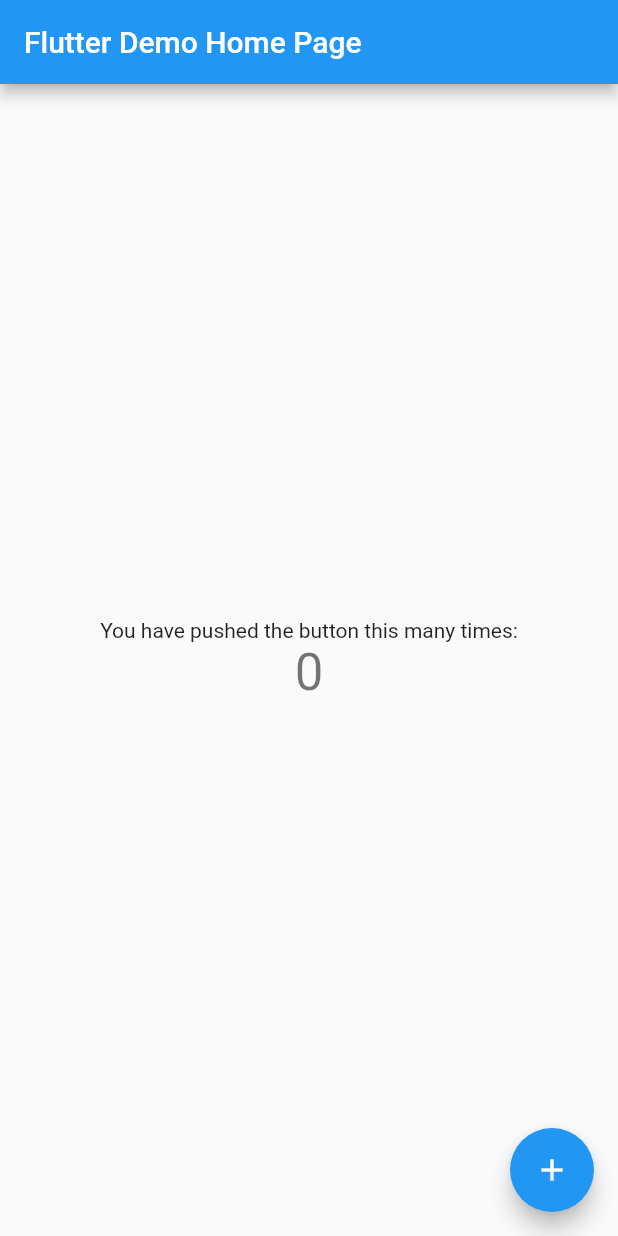
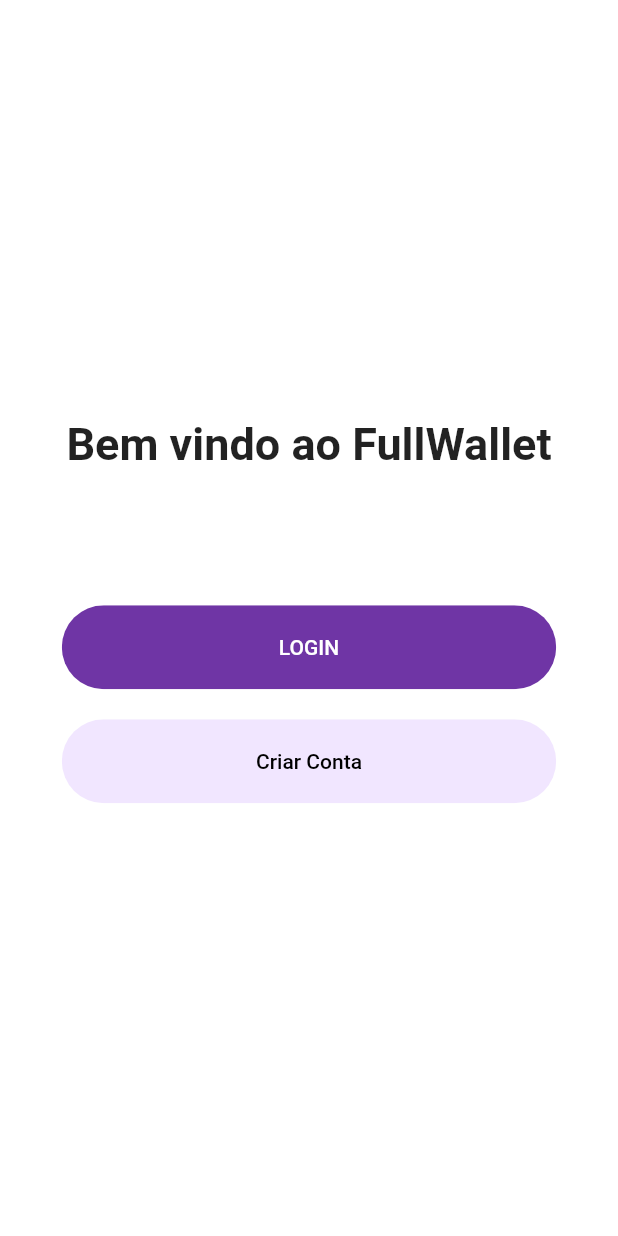
Before and after one commit to TCC-Estevao/app, a Flutter app: the screen it shows after launch, on a phone screen of 412 x 824 dp. Run offline on Flutter 3.47's test engine with Material 2 defaults, Android fonts, the phone set to English and light mode, and no system bars.

Commit message:
feat: add welcome page

```diff
--- /dev/null
+++ b/lib/components/rounded_button.dart
@@ -0,0 +1,41 @@
+import 'package:flutter/material.dart';
+import 'package:app/constants.dart';
+
+class RoundedButton extends StatelessWidget {
+  final String text;
+  final VoidCallback press;
+  final Color color, textColor;
+  const RoundedButton({
+    super.key,
+    required this.text,
+    required this.press,
+    this.color = primaryColor,
+    this.textColor = Colors.white,
+  });
+
+  @override
+  Widget build(BuildContext context) {
+    Size size = MediaQuery.of(context).size;
+    return Container(
+      margin: const EdgeInsets.symmetric(vertical: 10),
+      width: size.width * 0.8,
+      child: ClipRRect(
+        borderRadius: BorderRadius.circular(30),
+        child: TextButton(
+          style: ButtonStyle(
+            backgroundColor: MaterialStateProperty.all<Color>(
+              color,
+            ),
+            padding: MaterialStateProperty.all<EdgeInsets>(
+                const EdgeInsets.symmetric(vertical: 20, horizontal: 40)),
+          ),
+          onPressed: press,
+          child: Text(
+            text,
+            style: TextStyle(color: textColor),
+          ),
+        ),
+      ),
+    );
+  }
+}
--- /dev/null
+++ b/lib/constants.dart
@@ -0,0 +1,5 @@
+import 'package:flutter/material.dart';
+
+const primaryColor = Color(0xFF6F35A5);
+const primaryLightColor = Color(0xFFF1E6FF);
+const titleFontSize = 30.0;
--- a/lib/main.dart
+++ b/lib/main.dart
@@ -1,3 +1,5 @@
+import 'package:app/constants.dart';
+import 'package:app/screens/Welcome/welcome_screen.dart';
 import 'package:flutter/material.dart';
 
 void main() {
@@ -11,105 +13,13 @@ class MyApp extends StatelessWidget {
   @override
   Widget build(BuildContext context) {
     return MaterialApp(
-      title: 'Flutter Demo',
+      debugShowCheckedModeBanner: false,
+      title: 'Finance',
       theme: ThemeData(
-        // This is the theme of your application.
-        //
-        // Try running your application with "flutter run". You'll see the
-        // application has a blue toolbar. Then, without quitting the app, try
-        // changing the primarySwatch below to Colors.green and then invoke
-        // "hot reload" (press "r" in the console where you ran "flutter run",
-        // or simply save your changes to "hot reload" in a Flutter IDE).
-        // Notice that the counter didn't reset back to zero; the application
-        // is not restarted.
-        primarySwatch: Colors.blue,
+        primaryColor: primaryColor,
+        scaffoldBackgroundColor: Colors.white,
       ),
-      home: const MyHomePage(title: 'Flutter Demo Home Page'),
+      home: WelcomeScreen(),
     );
   }
 }
-
-class MyHomePage extends StatefulWidget {
-  const MyHomePage({super.key, required this.title});
-
-  // This widget is the home page of your application. It is stateful, meaning
-  // that it has a State object (defined below) that contains fields that affect
-  // how it looks.
-
-  // This class is the configuration for the state. It holds the values (in this
-  // case the title) provided by the parent (in this case the App widget) and
-  // used by the build method of the State. Fields in a Widget subclass are
-  // always marked "final".
-
-  final String title;
-
-  @override
-  State<MyHomePage> createState() => _MyHomePageState();
-}
-
-class _MyHomePageState extends State<MyHomePage> {
-  int _counter = 0;
-
-  void _incrementCounter() {
-    setState(() {
-      // This call to setState tells the Flutter framework that something has
-      // changed in this State, which causes it to rerun the build method below
-      // so that the display can reflect the updated values. If we changed
-      // _counter without calling setState(), then the build method would not be
-      // called again, and so nothing would appear to happen.
-      _counter++;
-    });
-  }
-
-  @override
-  Widget build(BuildContext context) {
-    // This method is rerun every time setState is called, for instance as done
-    // by the _incrementCounter method above.
-    //
-    // The Flutter framework has been optimized to make rerunning build methods
-    // fast, so that you can just rebuild anything that needs updating rather
-    // than having to individually change instances of widgets.
-    return Scaffold(
-      appBar: AppBar(
-        // Here we take the value from the MyHomePage object that was created by
-        // the App.build method, and use it to set our appbar title.
-        title: Text(widget.title),
-      ),
-      body: Center(
-        // Center is a layout widget. It takes a single child and positions it
-        // in the middle of the parent.
-        child: Column(
-          // Column is also a layout widget. It takes a list of children and
-          // arranges them vertically. By default, it sizes itself to fit its
-          // children horizontally, and tries to be as tall as its parent.
-          //
-          // Invoke "debug painting" (press "p" in the console, choose the
-          // "Toggle Debug Paint" action from the Flutter Inspector in Android
-          // Studio, or the "Toggle Debug Paint" command in Visual Studio Code)
-          // to see the wireframe for each widget.
-          //
-          // Column has various properties to control how it sizes itself and
-          // how it positions its children. Here we use mainAxisAlignment to
-          // center the children vertically; the main axis here is the vertical
-          // axis because Columns are vertical (the cross axis would be
-          // horizontal).
-          mainAxisAlignment: MainAxisAlignment.center,
-          children: <Widget>[
-            const Text(
-              'You have pushed the button this many times:',
-            ),
-            Text(
-              '$_counter',
-              style: Theme.of(context).textTheme.headlineMedium,
-            ),
-          ],
-        ),
-      ),
-      floatingActionButton: FloatingActionButton(
-        onPressed: _incrementCounter,
-        tooltip: 'Increment',
-        child: const Icon(Icons.add),
-      ), // This trailing comma makes auto-formatting nicer for build methods.
-    );
-  }
-}
--- /dev/null
+++ b/lib/screens/Welcome/welcome_screen.dart
@@ -0,0 +1,13 @@
+import 'package:app/screens/components/body.dart';
+import 'package:flutter/material.dart';
+
+class WelcomeScreen extends StatelessWidget {
+  const WelcomeScreen({super.key});
+
+  @override
+  Widget build(BuildContext context) {
+    return const Scaffold(
+      body: Body(),
+    );
+  }
+}
--- /dev/null
+++ b/lib/screens/components/body.dart
@@ -0,0 +1,39 @@
+import 'package:app/constants.dart';
+import 'package:flutter/material.dart';
+
+import '../../components/rounded_button.dart';
+
+class Body extends StatelessWidget {
+  const Body({super.key});
+
+  @override
+  Widget build(BuildContext context) {
+    Size size = MediaQuery.of(context).size;
+    return SingleChildScrollView(
+      child: Container(
+          height: size.height,
+          width: size.width,
+          child: Column(
+            mainAxisAlignment: MainAxisAlignment.center,
+            children: [
+              const Text(
+                "Bem vindo ao FullWallet",
+                style: TextStyle(
+                    fontSize: titleFontSize, fontWeight: FontWeight.bold),
+              ),
+              const SizedBox(height: 80),
+              RoundedButton(
+                press: () {},
+                text: "LOGIN",
+              ),
+              RoundedButton(
+                press: () {},
+                color: primaryLightColor,
+                textColor: Colors.black,
+                text: "Criar Conta",
+              ),
+            ],
+          )),
+    );
+  }
+}
--- a/pubspec.yaml
+++ b/pubspec.yaml
@@ -35,6 +35,7 @@ dependencies:
   # The following adds the Cupertino Icons font to your application.
   # Use with the CupertinoIcons class for iOS style icons.
   cupertino_icons: ^1.0.2
+  flutter_svg: ^2.0.5
 
 dev_dependencies:
   flutter_test:
@@ -59,8 +60,9 @@ flutter:
   uses-material-design: true
 
   # To add assets to your application, add an assets section, like this:
-  # assets:
-  #   - images/a_dot_burr.jpeg
+  assets:
+    - assets/icons/
+    - assets/images/
   #   - images/a_dot_ham.jpeg
 
   # An image asset can refer to one or more resolution-specific "variants", see
```
Also changed, not shown: pubspec.lock.
